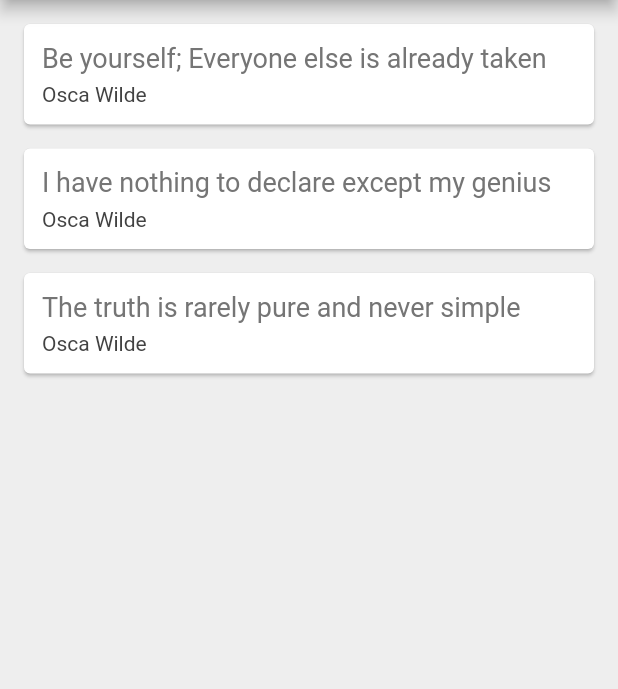
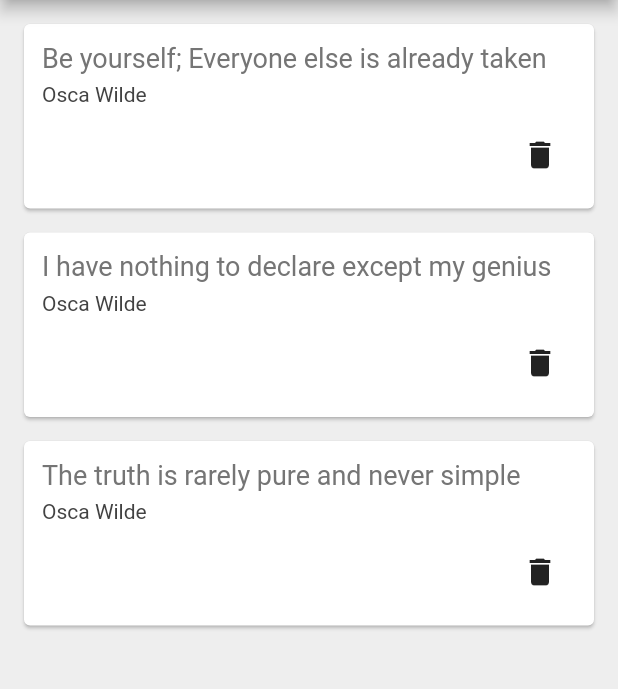
Before and after one commit to TengoCharlie/Flutter-quotes-app-List, a Flutter app: the screen it shows after launch, on a phone screen of 412 x 824 dp, the part 84-773 px from its top. Run offline on Flutter 3.47's test engine with Material 2 defaults, Android fonts, the light colour scheme and no system bars.

Commit message:
Adding delete button in card class and call it from quotecard

```diff
--- a/lib/main.dart
+++ b/lib/main.dart
@@ -35,7 +35,15 @@ class _QuoteListState extends State<QuoteList> {
         backgroundColor: Colors.redAccent,
       ),
       body: Column(
-        children: quotes.map((quote) => QuoteCard(quote: quote)).toList(),
+        children: quotes
+            .map((quote) => QuoteCard(
+                quote: quote,
+                delete: () {
+                  setState(() {
+                    quotes.remove(quote);
+                  });
+                }))
+            .toList(),
       ),
     );
   }
--- a/lib/quote_card.dart
+++ b/lib/quote_card.dart
@@ -3,7 +3,8 @@ import 'quote.dart';
 
 class QuoteCard extends StatelessWidget {
   final Quote quote;
-  QuoteCard({required this.quote});
+  final Function delete;
+  QuoteCard({required this.quote, required this.delete});
 
   @override
   Widget build(BuildContext context) {
@@ -29,6 +30,16 @@ class QuoteCard extends StatelessWidget {
                 color: Colors.grey[800],
               ),
             ),
+            SizedBox(height: 8),
+            Row(
+              mainAxisAlignment: MainAxisAlignment.end,
+              children: [
+                IconButton(
+                  onPressed: () => delete(),
+                  icon: Icon(Icons.delete),
+                ),
+              ],
+            )
           ],
         ),
       ),
```
